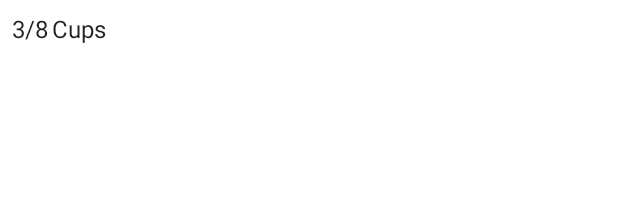
After one commit to marsara9/PetFeeder, an Android app: the layout item_history_feeding.xml on its own in the app's theme, with its tools: preview values and no code run, on a phone screen of 412 x 824 dp. The commit adds this screen. Shown: the top 210 px of the screen. Run offline under Robolectric (Android 15) with nearby library versions, the phone set to English and light mode, and no system bars.

Commit message:
Adding history fragment layout and hooking up bindings.

```diff
--- a/android/app/src/main/java/com/sdoras/petfeeder/history/viewModels/HistoryViewModel.kt
+++ b/android/app/src/main/java/com/sdoras/petfeeder/history/viewModels/HistoryViewModel.kt
@@ -1,7 +1,11 @@
 package com.sdoras.petfeeder.history.viewModels
 
+import androidx.lifecycle.LiveData
+import com.sdoras.petfeeder.core.models.Feeding
 import com.sdoras.petfeeder.core.viewModels.BaseViewModel
 
 interface HistoryViewModel : BaseViewModel {
 
+    val history : LiveData<Map<String, List<Feeding>>>
+
 }
--- a/android/app/src/main/res/layout/fragment_history.xml
+++ b/android/app/src/main/res/layout/fragment_history.xml
@@ -10,9 +10,9 @@
             type="com.sdoras.petfeeder.history.views.HistoryClickHandler" />
     </data>
 
-    <FrameLayout
+    <androidx.recyclerview.widget.RecyclerView
+        android:id="@+id/recyclerView"
         android:layout_width="match_parent"
-        android:layout_height="match_parent">
+        android:layout_height="match_parent" />
 
-    </FrameLayout>
 </layout>
--- /dev/null
+++ b/android/app/src/main/res/layout/item_history_feeding.xml
@@ -0,0 +1,32 @@
+<?xml version="1.0" encoding="utf-8"?>
+<layout xmlns:android="http://schemas.android.com/apk/res/android"
+    xmlns:tools="http://schemas.android.com/tools">
+
+    <data>
+        <variable
+            name="feeding"
+            type="com.sdoras.petfeeder.core.models.Feeding" />
+    </data>
+
+    <LinearLayout
+        android:layout_width="match_parent"
+        android:layout_height="wrap_content"
+        android:orientation="horizontal"
+        android:padding="8dp">
+
+        <TextView
+            android:textAppearance="?attr/textAppearanceListItem"
+            android:layout_width="wrap_content"
+            android:layout_height="wrap_content"
+            android:layout_marginEnd="2dp"
+            android:textString="@{feeding.cups}"
+            tools:text="3/8" />
+
+        <TextView
+            android:textAppearance="?attr/textAppearanceListItem"
+            android:layout_width="wrap_content"
+            android:layout_height="wrap_content"
+            android:text="@string/cups" />
+
+    </LinearLayout>
+</layout>
```
Also changed, not shown: android/app/src/main/java/com/sdoras/petfeeder/history/viewModels/HistoryViewModelImpl.kt (+20 -1 lines), android/app/src/main/java/com/sdoras/petfeeder/history/views/HistoryAdapter.kt (added, +61 -0 lines), android/app/src/main/java/com/sdoras/petfeeder/history/views/HistoryFragment.kt (+11 -0 lines), android/app/src/main/res/layout/item_section_header.xml (added, +27 -0 lines).
